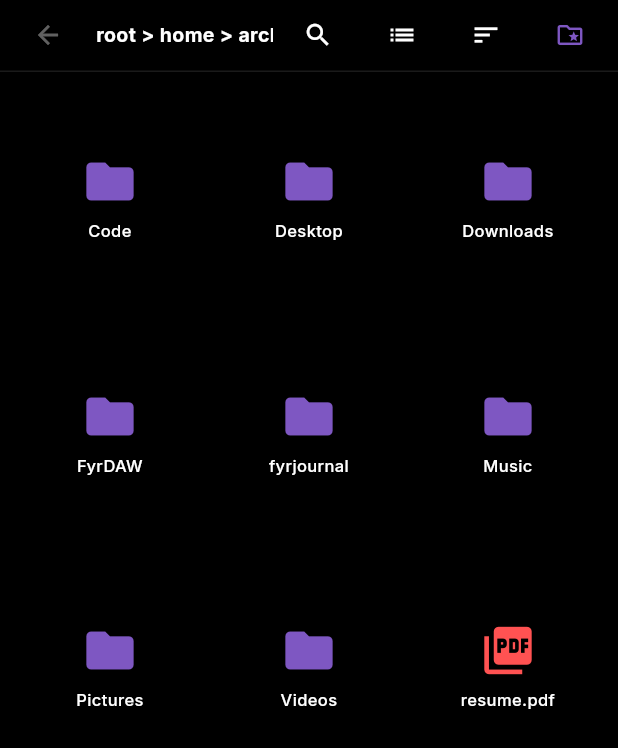
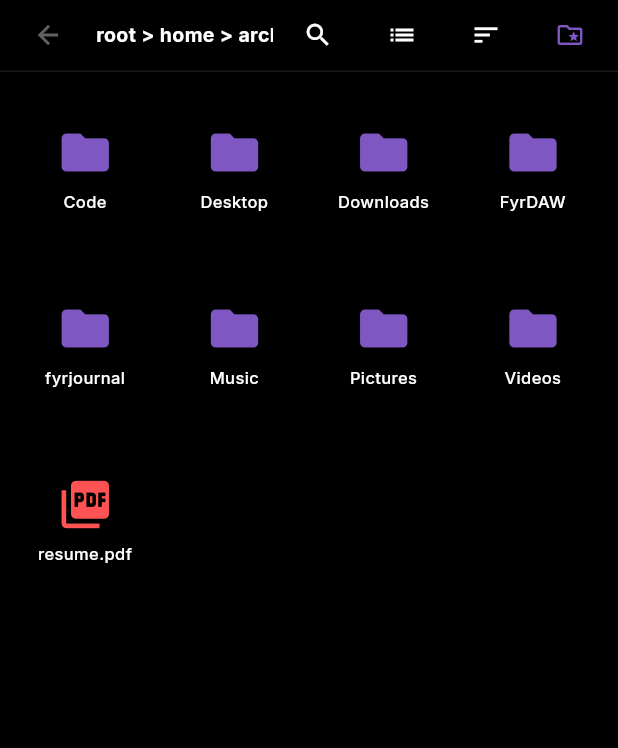
Before and after one commit to archieBTW/fyrWeb, a Flutter app: the FyrFilesApp widget shown alone on an empty page, opened directly, on a phone screen of 412 x 824 dp. Shown: the top 748 px of the screen. Run offline on Flutter 3.47's test engine with Material 3 defaults, Android fonts, the phone set to English and light mode, and no system bars; our stand-ins replace audioplayers, file_picker, flutter_highlight, font_awesome_flutter, glass_kit, google_fonts and 3 more; missing offline and left inert: dart:html, dart:js_interop, dart:ui_web; accounts and stored records are empty; network calls fail.

Commit message:
files spacing

```diff
--- a/lib/apps/fyrfiles_app.dart
+++ b/lib/apps/fyrfiles_app.dart
@@ -600,11 +600,11 @@ class _FyrFilesAppState extends State<FyrFilesApp> {
   Widget _buildGridView(List<Map<String, dynamic>> files, bool isMobile, Color accentColor) {
     return GridView.builder(
       padding: EdgeInsets.all(isMobile ? 12 : 24),
-      gridDelegate: SliverGridDelegateWithFixedCrossAxisCount(
-        crossAxisCount: isMobile ? 3 : 5,
-        crossAxisSpacing: isMobile ? 10 : 20,
-        mainAxisSpacing: isMobile ? 12 : 24,
-        childAspectRatio: isMobile ? 0.85 : 0.9,
+      gridDelegate: SliverGridDelegateWithMaxCrossAxisExtent(
+        maxCrossAxisExtent: isMobile ? 100 : 115,
+        crossAxisSpacing: isMobile ? 10 : 16,
+        mainAxisSpacing: isMobile ? 12 : 16,
+        childAspectRatio: isMobile ? 0.85 : 0.88,
       ),
       itemCount: files.length,
       itemBuilder: (context, index) {
```
Also changed, not shown: lib/apps/file_explorer_app.dart (+5 -4 lines), lib/generated/source_code.dart.
